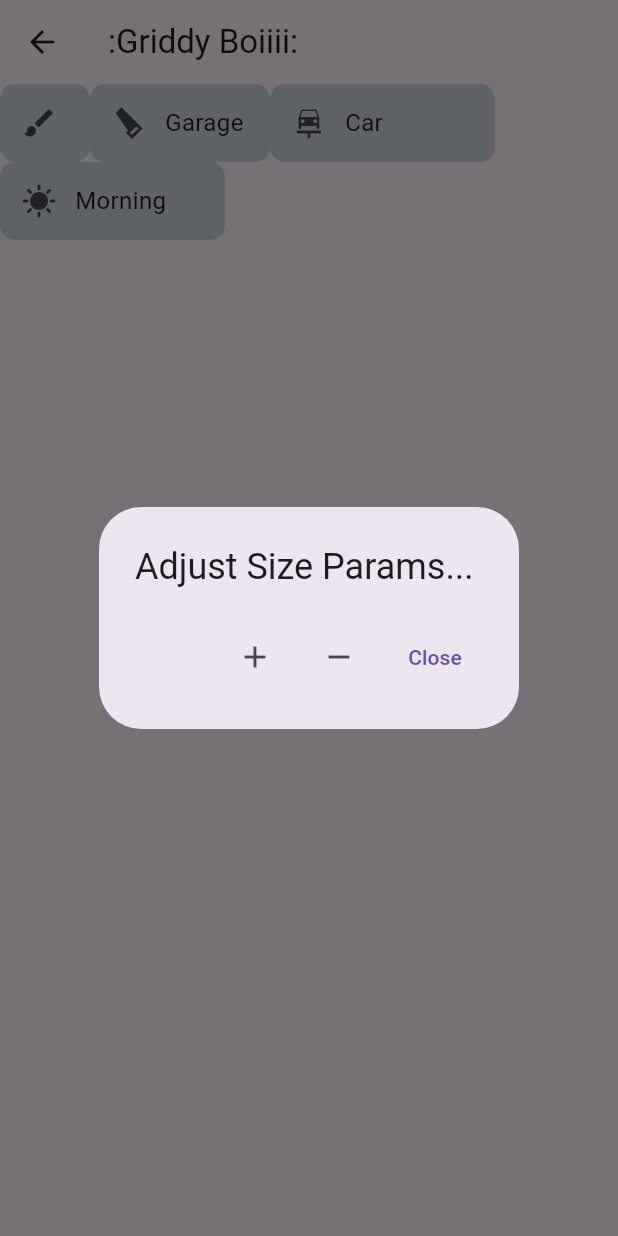
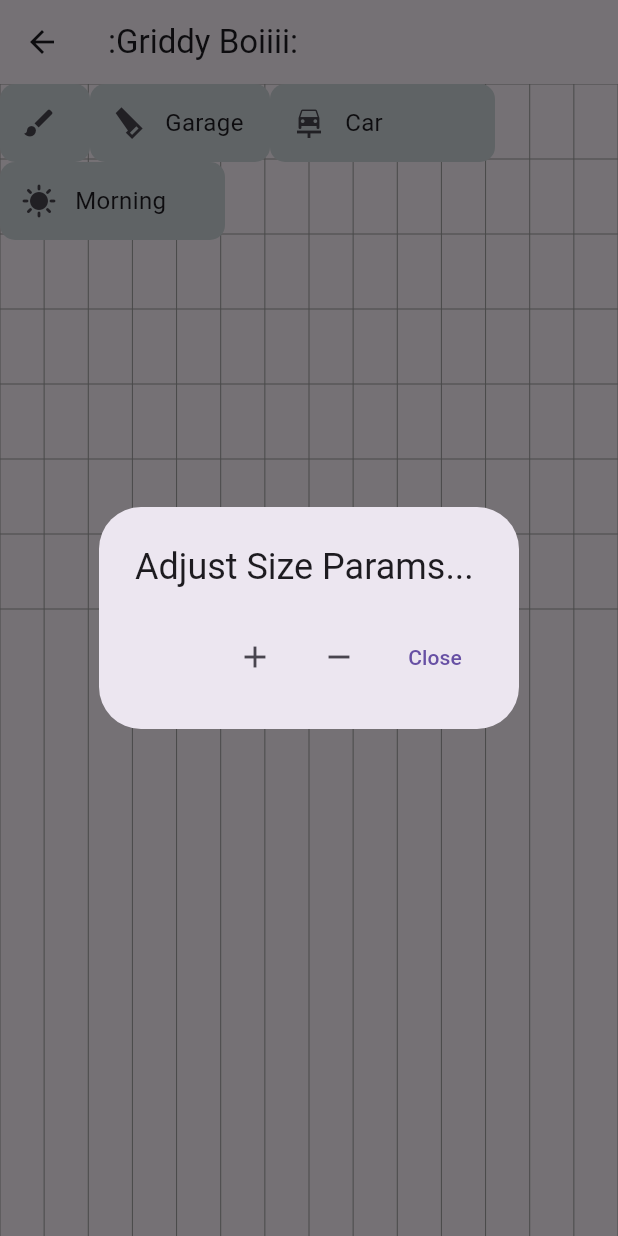
Before and after one commit to PeteyWally/planted_ii, a Flutter app: the GridScreen screen opened by its route, after a tap on the "brush" icon, on a phone screen of 412 x 824 dp. Run offline on Flutter 3.47's test engine with Material 3 defaults, Android fonts, the phone set to English and light mode, and no system bars; our stand-ins replace auto_size_text, flutter_spinkit; missing offline and left inert: mongo_dart; statements that could not run were skipped.

Commit message:
added grid lines to grid auto scaling (widget not scaling yet)

```diff
--- a/lib/views/view_grid.dart
+++ b/lib/views/view_grid.dart
@@ -5,6 +5,7 @@ import 'package:provider/provider.dart';
 import '../view_models/categoryviewmodel.dart';
 import '../widgets/flexiblewij.dart';
 import '../models/model_category.dart';
+import '../widgets/gridlines.dart';
 
 class GridScreen extends StatelessWidget {
   const GridScreen({super.key});
@@ -46,56 +47,30 @@ class GridScreen extends StatelessWidget {
           }
 
           final categories = snapshot.data!;
+          final double cellWidth = MediaQuery.of(context).size.width / 14;
+          final double cellHeight = 50.0; // Define the height of the rows
 
-/* OPTION 1 - Sliver Grid */
-//               return CustomScrollView(
-//                 slivers: [
-//                   SliverGrid(
-//                     delegate: SliverChildBuilderDelegate(
-//                       (context, index) {
-// //calc ROW COLUMN from index
-//                         if (index < blocks.length) {
-//                           final block = blocks[index];
-//                           return FlexibleWij(
-//                             item: block,
-//                             width: block.sizeTime.toDouble(),
-//                           );
-//                         }
-//                         return SizedBox.shrink();
-//                       },
-//                       childCount: blocks.length,
-//                     ),
-//                     gridDelegate: SliverGridDelegateWithFixedCrossAxisCount(
-//                       crossAxisCount: 24,
-//                       childAspectRatio: 1.0,
-//                     ),
-//                   )
-//                 ],
-//               );
-
-/* OPTION 2 - GridView */
-            // return GridView.builder(
-            //   gridDelegate: SliverGridDelegateWithFixedCrossAxisCount(
-            //     crossAxisCount: 24,
-            //     childAspectRatio: 1.0,
-            //   ),
-            //   itemCount: blocks.length,
-            //   itemBuilder: (context, index) {
-            //     final block = blocks[index];
-            //     return FlexibleWij(
-            //       item: block,
-            //       width: block.sizeTime.toDouble(),
-            //     );
-            //   },
-            // );
-
-            return Padding(
+          return Stack(
+            children: [
+              // Background grid
+              CustomPaint(
+                size: Size(double.infinity, double.infinity),
+                painter: GridPainter(
+                  rows: 7,
+                  columns: 14,
+                  cellWidth: cellWidth,
+                  cellHeight: cellHeight,
+                ),
+              ),
+              // Existing content
+              Positioned.fill(
+                child: Padding(
                   padding: const EdgeInsets.all(0.0),
+                  child: SingleChildScrollView(
                     child: Wrap(
                       spacing: 0.0,
                       runSpacing: 0.0,
                       children: categories.map((category) {
-                  // final width = categoryViewModel.calculateWidth(block);
                         final width = category.sizeTime.toDouble();
                         return FlexibleWij(
                           category: category,
@@ -103,8 +78,13 @@ class GridScreen extends StatelessWidget {
                         );
                       }).toList(),
                     ),
+                  ),
+                ),
+              ),
+            ],
           );
         },
-        ));
+      ),
+    );
   }
 }
--- /dev/null
+++ b/lib/widgets/gridlines.dart
@@ -0,0 +1,41 @@
+/*  widgets PAINTER GRID  */
+
+import 'package:flutter/material.dart';
+
+class GridPainter extends CustomPainter {
+  final int rows;
+  final int columns;
+  final double cellWidth;
+  final double cellHeight;
+
+  GridPainter({
+    required this.rows,
+    required this.columns,
+    required this.cellWidth,
+    required this.cellHeight,
+  });
+
+  @override
+  void paint(Canvas canvas, Size size) {
+    final paint = Paint()
+      ..color = Colors.grey
+      ..style = PaintingStyle.stroke;
+
+    // Draw vertical lines
+    for (int i = 0; i <= columns; i++) {
+      double x = i * cellWidth;
+      canvas.drawLine(Offset(x, 0), Offset(x, size.height), paint);
+    }
+
+    // Draw horizontal lines
+    for (int i = 0; i <= rows; i++) {
+      double y = i * cellHeight;
+      canvas.drawLine(Offset(0, y), Offset(size.width, y), paint);
+    }
+  }
+
+  @override
+  bool shouldRepaint(covariant CustomPainter oldDelegate) {
+    return false;
+  }
+}
```
Lines whose indentation alone changed are shown as unchanged.
